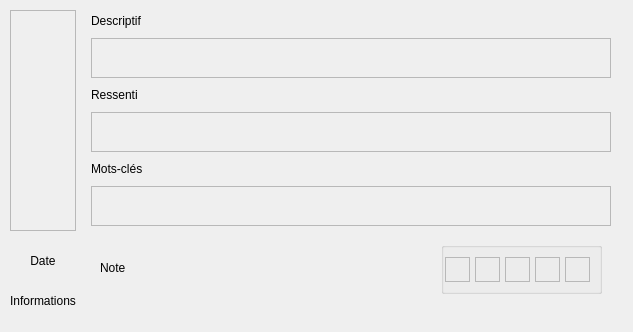
This is photoCard.ui in baptistegasser/Bibliotheque_Photo as Qt 5 draws it before an edit. The edited form follows.
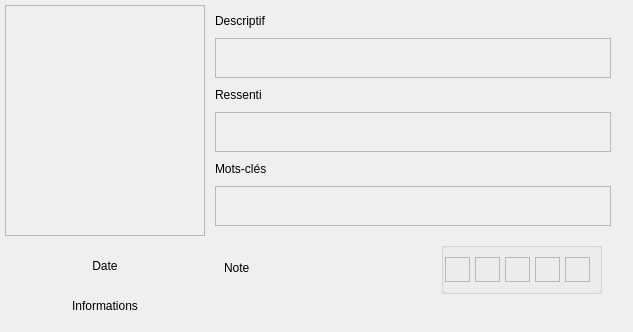
This is the edited form.

Diff of the .ui file:
```diff
--- a/photoCard.ui
+++ b/photoCard.ui
@@ -44,19 +44,25 @@
        <number>5</number>
       </property>
       <property name="leftMargin">
-       <number>5</number>
+       <number>0</number>
       </property>
       <property name="topMargin">
-       <number>5</number>
+       <number>0</number>
       </property>
       <property name="rightMargin">
-       <number>5</number>
+       <number>0</number>
       </property>
       <property name="bottomMargin">
-       <number>5</number>
+       <number>0</number>
       </property>
       <item>
        <widget class="QFrame" name="photo_frame">
+        <property name="minimumSize">
+         <size>
+          <width>200</width>
+          <height>0</height>
+         </size>
+        </property>
         <property name="frameShape">
          <enum>QFrame::StyledPanel</enum>
         </property>
@@ -143,7 +149,7 @@
            <rect>
             <x>0</x>
             <y>0</y>
-            <width>384</width>
+            <width>392</width>
             <height>38</height>
            </rect>
           </property>
@@ -179,7 +185,7 @@
            <rect>
             <x>0</x>
             <y>0</y>
-            <width>384</width>
+            <width>392</width>
             <height>38</height>
            </rect>
           </property>
@@ -215,7 +221,7 @@
            <rect>
             <x>0</x>
             <y>0</y>
-            <width>384</width>
+            <width>392</width>
             <height>38</height>
            </rect>
           </property>
```
Left out of the diff: 10 changed lines with no effect on the pictures.
